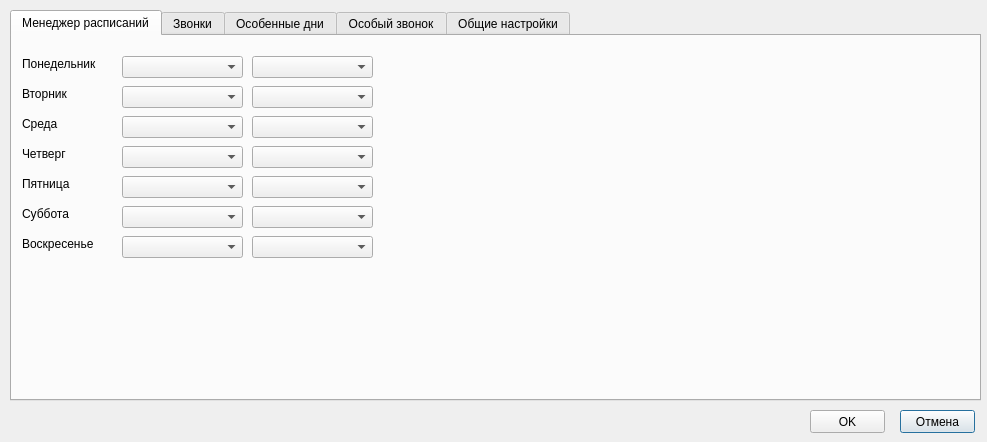
Before: the Qt Designer form settingsform.ui in student-proger/BellManager, drawn with Qt 5.
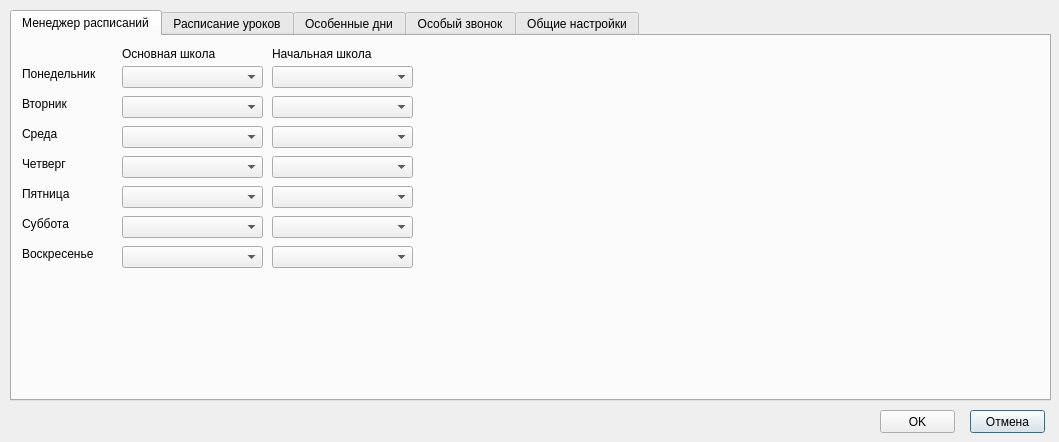
After: the same form once the commit is applied. Icons and pictures are not drawn.

```diff
--- a/settingsform.ui
+++ b/settingsform.ui
@@ -6,10 +6,22 @@
    <rect>
     <x>0</x>
     <y>0</y>
-    <width>987</width>
+    <width>1059</width>
     <height>442</height>
    </rect>
   </property>
+  <property name="minimumSize">
+   <size>
+    <width>1059</width>
+    <height>442</height>
+   </size>
+  </property>
+  <property name="maximumSize">
+   <size>
+    <width>1059</width>
+    <height>442</height>
+   </size>
+  </property>
   <property name="windowTitle">
    <string>Настройки</string>
   </property>
@@ -20,7 +32,7 @@
   <widget class="QPushButton" name="buttonCancel">
    <property name="geometry">
     <rect>
-     <x>900</x>
+     <x>970</x>
      <y>410</y>
      <width>75</width>
      <height>23</height>
@@ -33,7 +45,7 @@
   <widget class="QPushButton" name="buttonOK">
    <property name="geometry">
     <rect>
-     <x>810</x>
+     <x>880</x>
      <y>410</y>
      <width>75</width>
      <height>23</height>
@@ -54,7 +66,7 @@
     <rect>
      <x>10</x>
      <y>10</y>
-     <width>971</width>
+     <width>1041</width>
      <height>391</height>
     </rect>
    </property>
@@ -69,8 +81,8 @@
      <property name="geometry">
       <rect>
        <x>110</x>
-       <y>20</y>
-       <width>121</width>
+       <y>30</y>
+       <width>141</width>
        <height>22</height>
       </rect>
      </property>
@@ -82,7 +94,7 @@
      <property name="geometry">
       <rect>
        <x>10</x>
-       <y>20</y>
+       <y>30</y>
        <width>81</width>
        <height>16</height>
       </rect>
@@ -95,7 +107,7 @@
      <property name="geometry">
       <rect>
        <x>10</x>
-       <y>50</y>
+       <y>60</y>
        <width>81</width>
        <height>16</height>
       </rect>
@@ -108,8 +120,8 @@
      <property name="geometry">
       <rect>
        <x>110</x>
-       <y>50</y>
-       <width>121</width>
+       <y>60</y>
+       <width>141</width>
        <height>22</height>
       </rect>
      </property>
@@ -121,8 +133,8 @@
      <property name="geometry">
       <rect>
        <x>110</x>
-       <y>80</y>
-       <width>121</width>
+       <y>90</y>
+       <width>141</width>
        <height>22</height>
       </rect>
      </property>
@@ -134,8 +146,8 @@
      <property name="geometry">
       <rect>
        <x>110</x>
-       <y>110</y>
-       <width>121</width>
+       <y>120</y>
+       <width>141</width>
        <height>22</height>
       </rect>
      </property>
@@ -147,8 +159,8 @@
      <property name="geometry">
       <rect>
        <x>110</x>
-       <y>140</y>
-       <width>121</width>
+       <y>150</y>
+       <width>141</width>
        <height>22</height>
       </rect>
      </property>
@@ -160,8 +172,8 @@
      <property name="geometry">
       <rect>
        <x>110</x>
-       <y>170</y>
-       <width>121</width>
+       <y>180</y>
+       <width>141</width>
        <height>22</height>
       </rect>
      </property>
@@ -173,7 +185,7 @@
      <property name="geometry">
       <rect>
        <x>10</x>
-       <y>80</y>
+       <y>90</y>
        <width>81</width>
        <height>16</height>
       </rect>
@@ -186,7 +198,7 @@
      <property name="geometry">
       <rect>
        <x>10</x>
-       <y>110</y>
+       <y>120</y>
        <width>81</width>
        <height>16</height>
       </rect>
@@ -199,7 +211,7 @@
      <property name="geometry">
       <rect>
        <x>10</x>
-       <y>140</y>
+       <y>150</y>
        <width>81</width>
        <height>16</height>
       </rect>
@@ -212,7 +224,7 @@
      <property name="geometry">
       <rect>
        <x>10</x>
-       <y>170</y>
+       <y>180</y>
        <width>81</width>
        <height>16</height>
       </rect>
@@ -225,7 +237,7 @@
      <property name="geometry">
       <rect>
        <x>10</x>
-       <y>200</y>
+       <y>210</y>
        <width>81</width>
        <height>16</height>
       </rect>
@@ -238,8 +250,8 @@
      <property name="geometry">
       <rect>
        <x>110</x>
-       <y>200</y>
-       <width>121</width>
+       <y>210</y>
+       <width>141</width>
        <height>22</height>
       </rect>
      </property>
@@ -250,9 +262,9 @@
     <widget class="QComboBox" name="comboBox_9">
      <property name="geometry">
       <rect>
-       <x>240</x>
-       <y>110</y>
-       <width>121</width>
+       <x>260</x>
+       <y>120</y>
+       <width>141</width>
        <height>22</height>
       </rect>
      </property>
@@ -263,9 +275,9 @@
     <widget class="QComboBox" name="comboBox_10">
      <property name="geometry">
       <rect>
-       <x>240</x>
-       <y>20</y>
-       <width>121</width>
+       <x>260</x>
+       <y>30</y>
+       <width>141</width>
        <height>22</height>
       </rect>
      </property>
@@ -276,9 +288,9 @@
     <widget class="QComboBox" name="comboBox_11">
      <property name="geometry">
       <rect>
-       <x>240</x>
-       <y>80</y>
-       <width>121</width>
+       <x>260</x>
+       <y>90</y>
+       <width>141</width>
        <height>22</height>
       </rect>
      </property>
@@ -289,9 +301,9 @@
     <widget class="QComboBox" name="comboBox_12">
      <property name="geometry">
       <rect>
-       <x>240</x>
-       <y>140</y>
-       <width>121</width>
+       <x>260</x>
+       <y>150</y>
+       <width>141</width>
        <height>22</height>
       </rect>
      </property>
@@ -302,9 +314,9 @@
     <widget class="QComboBox" name="comboBox_13">
      <property name="geometry">
       <rect>
-       <x>240</x>
-       <y>200</y>
-       <width>121</width>
+       <x>260</x>
+       <y>210</y>
+       <width>141</width>
        <height>22</height>
       </rect>
      </property>
@@ -315,9 +327,9 @@
     <widget class="QComboBox" name="comboBox_14">
      <property name="geometry">
       <rect>
-       <x>240</x>
-       <y>50</y>
-       <width>121</width>
+       <x>260</x>
+       <y>60</y>
+       <width>141</width>
        <height>22</height>
       </rect>
      </property>
@@ -328,9 +340,9 @@
     <widget class="QComboBox" name="comboBox_15">
      <property name="geometry">
       <rect>
-       <x>240</x>
-       <y>170</y>
-       <width>121</width>
+       <x>260</x>
+       <y>180</y>
+       <width>141</width>
        <height>22</height>
       </rect>
      </property>
@@ -338,10 +350,36 @@
       <string>12</string>
      </property>
     </widget>
+    <widget class="QLabel" name="label_27">
+     <property name="geometry">
+      <rect>
+       <x>110</x>
+       <y>10</y>
+       <width>121</width>
+       <height>16</height>
+      </rect>
+     </property>
+     <property name="text">
+      <string>Основная школа</string>
+     </property>
+    </widget>
+    <widget class="QLabel" name="label_28">
+     <property name="geometry">
+      <rect>
+       <x>260</x>
+       <y>10</y>
+       <width>121</width>
+       <height>16</height>
+      </rect>
+     </property>
+     <property name="text">
+      <string>Начальная школа</string>
+     </property>
+    </widget>
    </widget>
    <widget class="QWidget" name="tab">
     <attribute name="title">
-     <string>Звонки</string>
+     <string>Расписание уроков</string>
     </attribute>
     <widget class="QListWidget" name="listWidget">
      <property name="geometry">
```
Left out of the diff: 93 changed lines with no effect on the pictures.
